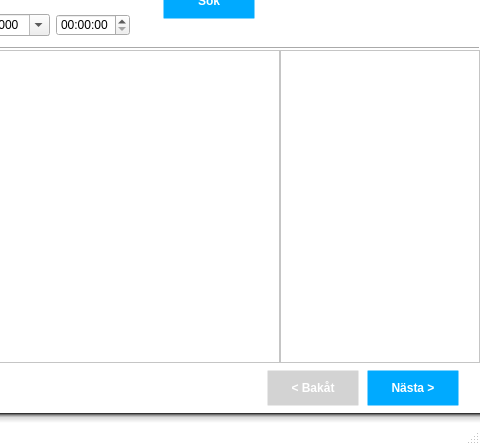
nilsknacken/A3B-repo, file trunk/gui/MainWindow.ui: the form before one commit; both pictures show x 320 to 800 and y 155 to 600 of the 800 by 600 pixel window.
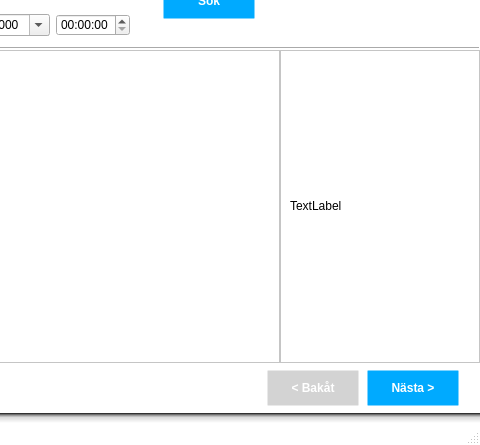
The form after the commit. The open tabs and pages were chosen to show the change. Icons and pictures are not drawn.

```diff
--- a/trunk/gui/MainWindow.ui
+++ b/trunk/gui/MainWindow.ui
@@ -1083,6 +1083,19 @@
               <property name="frameShadow">
                <enum>QFrame::Raised</enum>
               </property>
+              <widget class="QLabel" name="labelInfo">
+               <property name="geometry">
+                <rect>
+                 <x>10</x>
+                 <y>10</y>
+                 <width>181</width>
+                 <height>291</height>
+                </rect>
+               </property>
+               <property name="text">
+                <string>TextLabel</string>
+               </property>
+              </widget>
              </widget>
             </item>
            </layout>
```
Left out of the diff: 4 changed lines with no effect on the pictures.
